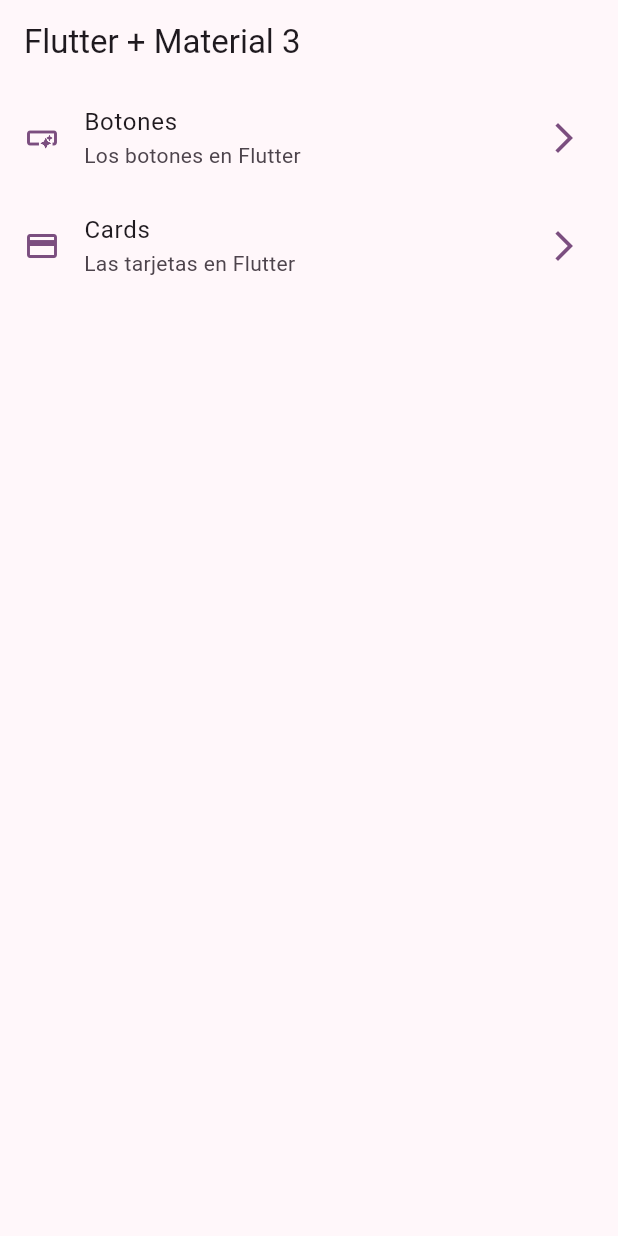
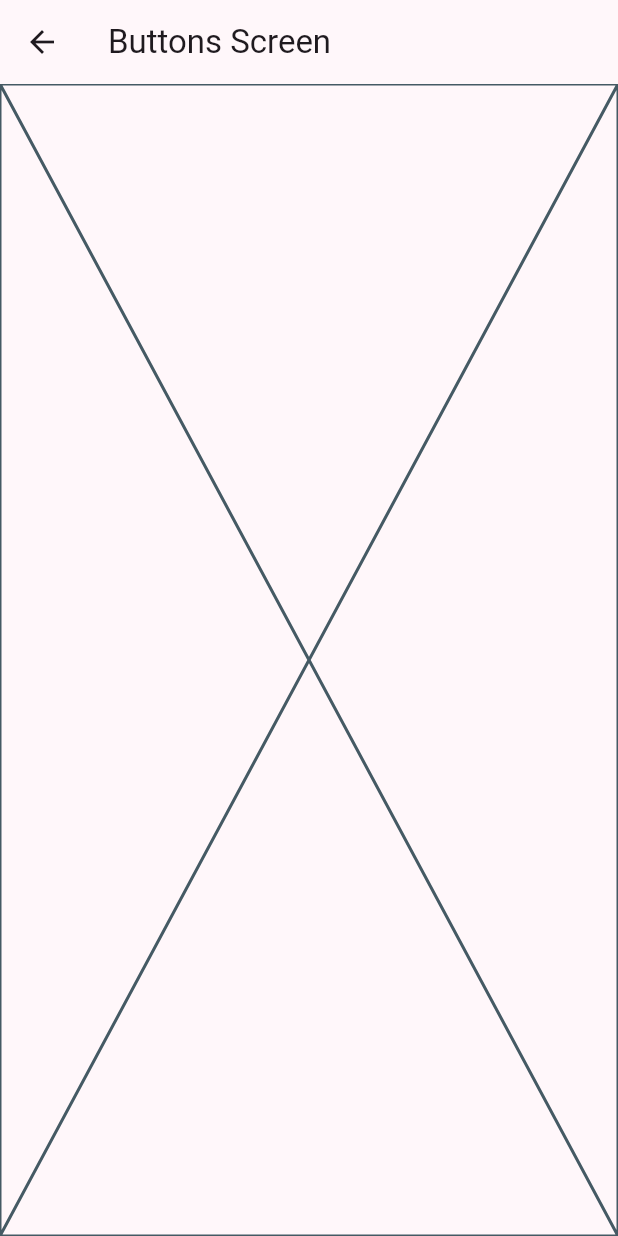
Before and after one commit to imdidier/widgets_app, a Flutter app: the screen it shows after launch, after a tap on "Botones", on a phone screen of 412 x 824 dp. Run offline on Flutter 3.47's test engine with Material 2 defaults, Android fonts, the phone set to English and light mode, and no system bars.

Commit message:
Utilizando rutas básicas

```diff
--- a/lib/main.dart
+++ b/lib/main.dart
@@ -1,7 +1,7 @@
 import 'package:flutter/material.dart';
+import 'package:widgets_app/ui/screens/exports_screens.dart';
 
 import 'config/theme/app_theme.dart';
-import 'ui/screens/home/home.dart';
 
 void main() {
   runApp(const MainApp());
@@ -16,6 +16,10 @@ class MainApp extends StatelessWidget {
       debugShowCheckedModeBanner: false,
       theme: AppTheme(selectedColor: 1).getTheme(),
       home: const HomeScreen(),
+      routes: {
+        '/buttons': (context) => const ButtonsScreen(),
+        '/cards': (context) => const CardsScreen()
+      },
     );
   }
 }
--- /dev/null
+++ b/lib/ui/screens/buttons/buttons.dart
@@ -0,0 +1,15 @@
+import 'package:flutter/material.dart';
+
+class ButtonsScreen extends StatelessWidget {
+  const ButtonsScreen({super.key});
+
+  @override
+  Widget build(BuildContext context) {
+    return Scaffold(
+      appBar: AppBar(
+        title: const Text('Buttons Screen'),
+      ),
+      body: const Placeholder(),
+    );
+  }
+}
--- /dev/null
+++ b/lib/ui/screens/exports_screens.dart
@@ -0,0 +1,3 @@
+export 'package:widgets_app/ui/screens/home/home.dart';
+export 'package:widgets_app/ui/screens/buttons/buttons.dart';
+export 'package:widgets_app/ui/screens/cards/cards.dart';
--- a/lib/ui/screens/home/home.dart
+++ b/lib/ui/screens/home/home.dart
@@ -8,10 +8,11 @@ class HomeScreen extends StatelessWidget {
   @override
   Widget build(BuildContext context) {
     return Scaffold(
-        appBar: AppBar(
-          title: const Text('Flutter + Material 3'),
-        ),
-        body: const _HomeView());
+      appBar: AppBar(
+        title: const Text('Flutter + Material 3'),
+      ),
+      body: const _HomeView(),
+    );
   }
 }
 
@@ -53,7 +54,10 @@ class _CustomListTitle extends StatelessWidget {
         color: colors.primary,
       ),
       onTap: () {
-        //TODO: navegar otra pantalla
+        Navigator.pushNamed(
+          context,
+          item.link,
+        );
       },
     );
   }
```
Also changed, not shown: lib/ui/screens/cards/cards.dart (added, +15 -0 lines).
